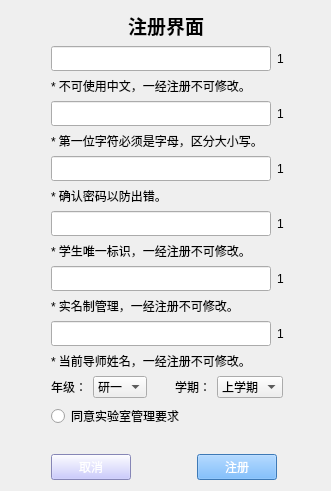
Qt form FileManagement/Register.ui (hhyvs111/FileManagement) before a commit.
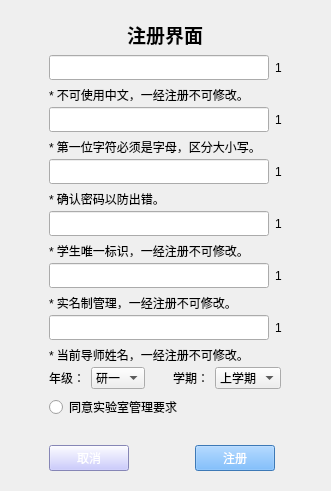
The same form after that commit.

```diff
--- a/FileManagement/Register.ui
+++ b/FileManagement/Register.ui
@@ -14,6 +14,15 @@
    <string>Form</string>
   </property>
   <layout class="QVBoxLayout" name="verticalLayout">
+   <property name="leftMargin">
+    <number>9</number>
+   </property>
+   <property name="topMargin">
+    <number>20</number>
+   </property>
+   <property name="bottomMargin">
+    <number>20</number>
+   </property>
    <item>
     <layout class="QHBoxLayout" name="horizontalLayout">
      <item>
```
